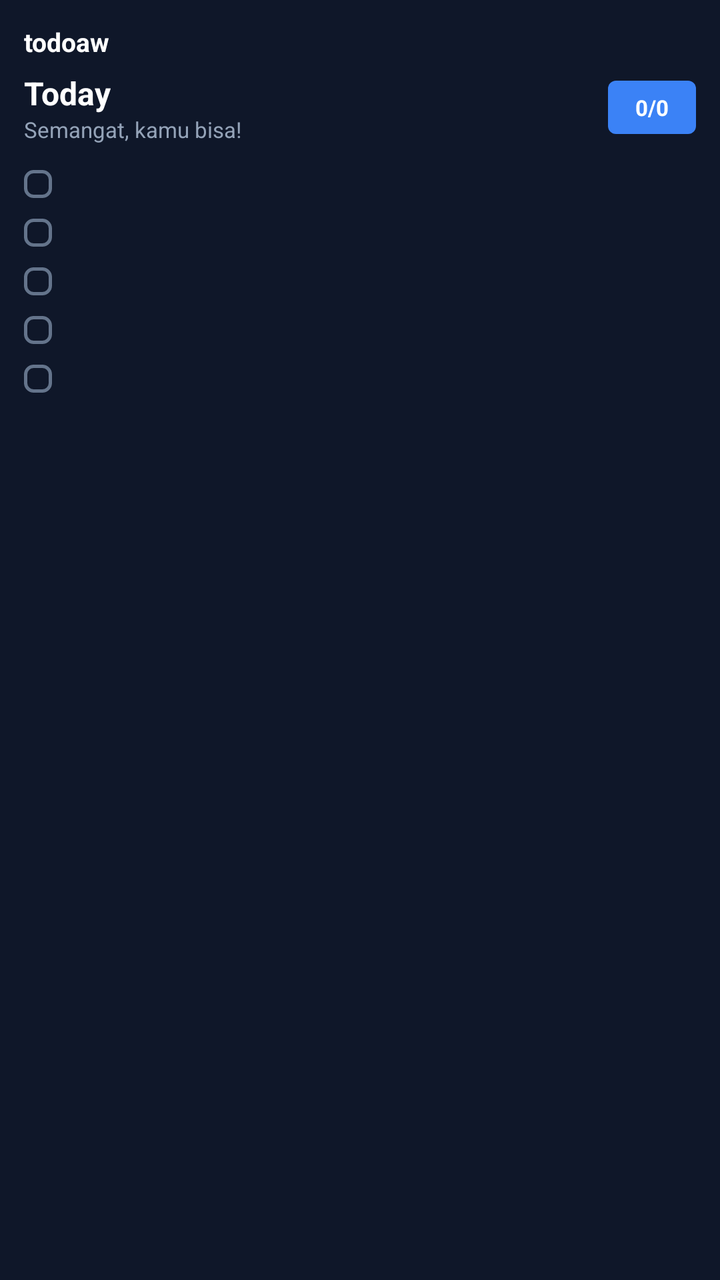
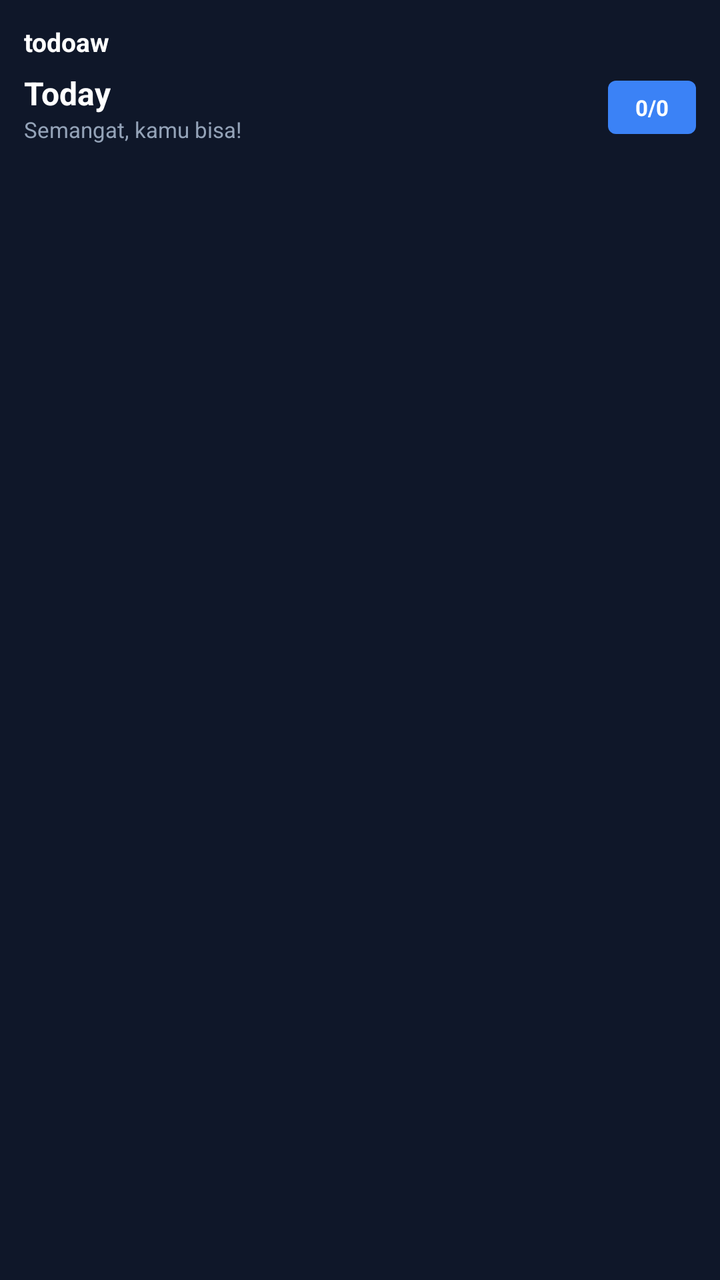

Before-and-after screenshots of an Android layout around one commit, followed by the original layout XML and the change that was made.
<!-- AndroidManifest.xml: fallback theme Theme.MaterialComponents.DayNight.NoActionBar -->
<!-- res/layout/widget_today.xml -->
<?xml version="1.0" encoding="utf-8"?>
<LinearLayout xmlns:android="http://schemas.android.com/apk/res/android"
    android:id="@+id/widget_today_root"
    android:layout_width="match_parent"
    android:layout_height="match_parent"
    android:background="#0F1729"
    android:orientation="vertical"
    android:padding="12dp">

    <LinearLayout
        android:layout_width="match_parent"
        android:layout_height="wrap_content"
        android:gravity="center_vertical"
        android:orientation="horizontal">

        <TextView
            android:id="@+id/widget_today_logo"
            android:layout_width="wrap_content"
            android:layout_height="wrap_content"
            android:text="todoaw"
            android:textColor="#FFFFFF"
            android:textSize="13sp"
            android:textStyle="bold" />

        <ImageView
            android:layout_width="0dp"
            android:layout_height="0dp"
            android:layout_weight="1" />

        <TextView
            android:id="@+id/widget_today_date"
            android:layout_width="wrap_content"
            android:layout_height="wrap_content"
            android:textColor="#94A3B8"
            android:textSize="11sp" />
    </LinearLayout>

    <LinearLayout
        android:layout_width="match_parent"
        android:layout_height="wrap_content"
        android:layout_marginTop="6dp"
        android:gravity="center_vertical"
        android:orientation="horizontal">

        <LinearLayout
            android:layout_width="0dp"
            android:layout_height="wrap_content"
            android:layout_weight="1"
            android:orientation="vertical">

            <TextView
                android:id="@+id/widget_today_title"
                android:layout_width="wrap_content"
                android:layout_height="wrap_content"
                android:text="Today"
                android:textColor="#FFFFFF"
                android:textSize="16sp"
                android:textStyle="bold" />

            <TextView
                android:id="@+id/widget_today_subtitle"
                android:layout_width="wrap_content"
                android:layout_height="wrap_content"
                android:text="Semangat, kamu bisa!"
                android:textColor="#94A3B8"
                android:textSize="11sp" />
        </LinearLayout>

        <TextView
            android:id="@+id/widget_today_progress_text"
            android:layout_width="wrap_content"
            android:layout_height="wrap_content"
            android:background="@drawable/widget_checkbox_done"
            android:gravity="center"
            android:minWidth="44dp"
            android:paddingLeft="8dp"
            android:paddingRight="8dp"
            android:paddingTop="6dp"
            android:paddingBottom="6dp"
            android:text="0/0"
            android:textColor="#FFFFFF"
            android:textSize="11sp"
            android:textStyle="bold" />
    </LinearLayout>

    <LinearLayout
        android:id="@+id/widget_today_rows"
        android:layout_width="match_parent"
        android:layout_height="0dp"
        android:layout_marginTop="8dp"
        android:layout_weight="1"
        android:orientation="vertical">

        <LinearLayout
            android:id="@+id/widget_today_row_1"
            android:layout_width="match_parent"
            android:layout_height="wrap_content"
            android:gravity="center_vertical"
            android:orientation="horizontal"
            android:paddingTop="4dp"
            android:paddingBottom="4dp">

            <ImageView
                android:id="@+id/widget_today_row_1_checkbox"
                android:layout_width="14dp"
                android:layout_height="14dp"
                android:background="@drawable/widget_checkbox_todo" />

            <TextView
                android:id="@+id/widget_today_row_1_title"
                android:layout_width="0dp"
                android:layout_height="wrap_content"
                android:layout_marginStart="8dp"
                android:layout_weight="1"
                android:ellipsize="end"
                android:maxLines="1"
                android:textColor="#FFFFFF"
                android:textSize="12sp" />

            <TextView
                android:id="@+id/widget_today_row_1_time"
                android:layout_width="wrap_content"
                android:layout_height="wrap_content"
                android:layout_marginStart="6dp"
                android:textColor="#94A3B8"
                android:textSize="11sp" />
        </LinearLayout>

        <LinearLayout
            android:id="@+id/widget_today_row_2"
            android:layout_width="match_parent"
            android:layout_height="wrap_content"
            android:gravity="center_vertical"
            android:orientation="horizontal"
            android:paddingTop="4dp"
            android:paddingBottom="4dp">

            <ImageView
                android:id="@+id/widget_today_row_2_checkbox"
                android:layout_width="14dp"
                android:layout_height="14dp"
                android:background="@drawable/widget_checkbox_todo" />

            <TextView
                android:id="@+id/widget_today_row_2_title"
                android:layout_width="0dp"
                android:layout_height="wrap_content"
                android:layout_marginStart="8dp"
                android:layout_weight="1"
                android:ellipsize="end"
                android:maxLines="1"
                android:textColor="#FFFFFF"
                android:textSize="12sp" />

            <TextView
                android:id="@+id/widget_today_row_2_time"
                android:layout_width="wrap_content"
                android:layout_height="wrap_content"
                android:layout_marginStart="6dp"
                android:textColor="#94A3B8"
                android:textSize="11sp" />
        </LinearLayout>

        <LinearLayout
            android:id="@+id/widget_today_row_3"
            android:layout_width="match_parent"
            android:layout_height="wrap_content"
            android:gravity="center_vertical"
            android:orientation="horizontal"
            android:paddingTop="4dp"
            android:paddingBottom="4dp">

            <ImageView
                android:id="@+id/widget_today_row_3_checkbox"
                android:layout_width="14dp"
                android:layout_height="14dp"
                android:background="@drawable/widget_checkbox_todo" />

            <TextView
                android:id="@+id/widget_today_row_3_title"
                android:layout_width="0dp"
                android:layout_height="wrap_content"
                android:layout_marginStart="8dp"
                android:layout_weight="1"
                android:ellipsize="end"
                android:maxLines="1"
                android:textColor="#FFFFFF"
                android:textSize="12sp" />

            <TextView
                android:id="@+id/widget_today_row_3_time"
                android:layout_width="wrap_content"
                android:layout_height="wrap_content"
                android:layout_marginStart="6dp"
                android:textColor="#94A3B8"
                android:textSize="11sp" />
        </LinearLayout>

        <LinearLayout
            android:id="@+id/widget_today_row_4"
            android:layout_width="match_parent"
            android:layout_height="wrap_content"
            android:gravity="center_vertical"
            android:orientation="horizontal"
            android:paddingTop="4dp"
            android:paddingBottom="4dp">

            <ImageView
                android:id="@+id/widget_today_row_4_checkbox"
                android:layout_width="14dp"
                android:layout_height="14dp"
                android:background="@drawable/widget_checkbox_todo" />

            <TextView
                android:id="@+id/widget_today_row_4_title"
                android:layout_width="0dp"
                android:layout_height="wrap_content"
                android:layout_marginStart="8dp"
                android:layout_weight="1"
                android:ellipsize="end"
                android:maxLines="1"
                android:textColor="#FFFFFF"
                android:textSize="12sp" />

            <TextView
                android:id="@+id/widget_today_row_4_time"
                android:layout_width="wrap_content"
                android:layout_height="wrap_content"
                android:layout_marginStart="6dp"
                android:textColor="#94A3B8"
                android:textSize="11sp" />
        </LinearLayout>

        <LinearLayout
            android:id="@+id/widget_today_row_5"
            android:layout_width="match_parent"
            android:layout_height="wrap_content"
            android:gravity="center_vertical"
            android:orientation="horizontal"
            android:paddingTop="4dp"
            android:paddingBottom="4dp">

            <ImageView
                android:id="@+id/widget_today_row_5_checkbox"
                android:layout_width="14dp"
                android:layout_height="14dp"
                android:background="@drawable/widget_checkbox_todo" />

            <TextView
                android:id="@+id/widget_today_row_5_title"
                android:layout_width="0dp"
                android:layout_height="wrap_content"
                android:layout_marginStart="8dp"
                android:layout_weight="1"
                android:ellipsize="end"
                android:maxLines="1"
                android:textColor="#FFFFFF"
                android:textSize="12sp" />

            <TextView
                android:id="@+id/widget_today_row_5_time"
                android:layout_width="wrap_content"
                android:layout_height="wrap_content"
                android:layout_marginStart="6dp"
                android:textColor="#94A3B8"
                android:textSize="11sp" />
        </LinearLayout>
    </LinearLayout>

    <TextView
        android:id="@+id/widget_today_empty"
        android:layout_width="match_parent"
        android:layout_height="wrap_content"
        android:gravity="center"
        android:padding="12dp"
        android:text="Belum ada tugas hari ini 🌿"
        android:textColor="#94A3B8"
        android:textSize="12sp"
        android:visibility="gone" />
</LinearLayout>
<!-- resources referenced by this layout -->
<resources>
  <!-- drawable widget_checkbox_done (drawable) -->
  <?xml version="1.0" encoding="utf-8"?>
  <shape xmlns:android="http://schemas.android.com/apk/res/android" android:shape="rectangle">
      <solid android:color="#3B82F6" />
      <corners android:radius="4dp" />
      <size android:width="14dp" android:height="14dp" />
  </shape>
  <!-- drawable widget_checkbox_todo (drawable) -->
  <?xml version="1.0" encoding="utf-8"?>
  <shape xmlns:android="http://schemas.android.com/apk/res/android" android:shape="rectangle">
      <solid android:color="#00000000" />
      <stroke android:width="1.5dp" android:color="#64748B" />
      <corners android:radius="4dp" />
      <size android:width="14dp" android:height="14dp" />
  </shape>
</resources>

<!-- the commit's change to res/layout/widget_today.xml (unified diff, before → after) -->
@@ -83,198 +83,31 @@
             android:textStyle="bold" />
     </LinearLayout>
 
-    <LinearLayout
-        android:id="@+id/widget_today_rows"
+    
+    <FrameLayout
         android:layout_width="match_parent"
         android:layout_height="0dp"
         android:layout_marginTop="8dp"
-        android:layout_weight="1"
-        android:orientation="vertical">
+        android:layout_weight="1">
 
-        <LinearLayout
-            android:id="@+id/widget_today_row_1"
+        <ListView
+            android:id="@+id/widget_today_list"
+            android:layout_width="match_parent"
+            android:layout_height="match_parent"
+            android:divider="@android:color/transparent"
+            android:dividerHeight="0dp"
+            android:listSelector="@android:color/transparent" />
+
+        <TextView
+            android:id="@+id/widget_today_empty"
             android:layout_width="match_parent"
             android:layout_height="wrap_content"
-            android:gravity="center_vertical"
-            android:orientation="horizontal"
-            android:paddingTop="4dp"
-            android:paddingBottom="4dp">
-
-            <ImageView
-                android:id="@+id/widget_today_row_1_checkbox"
-                android:layout_width="14dp"
-                android:layout_height="14dp"
-                android:background="@drawable/widget_checkbox_todo" />
-
-            <TextView
-                android:id="@+id/widget_today_row_1_title"
-                android:layout_width="0dp"
-                android:layout_height="wrap_content"
-                android:layout_marginStart="8dp"
-                android:layout_weight="1"
-                android:ellipsize="end"
-                android:maxLines="1"
-                android:textColor="#FFFFFF"
-                android:textSize="12sp" />
-
-            <TextView
-                android:id="@+id/widget_today_row_1_time"
-                android:layout_width="wrap_content"
-                android:layout_height="wrap_content"
-                android:layout_marginStart="6dp"
-                android:textColor="#94A3B8"
-                android:textSize="11sp" />
-        </LinearLayout>
-
-        <LinearLayout
-            android:id="@+id/widget_today_row_2"
-            android:layout_width="match_parent"
-            android:layout_height="wrap_content"
-            android:gravity="center_vertical"
-            android:orientation="horizontal"
-            android:paddingTop="4dp"
-            android:paddingBottom="4dp">
-
-            <ImageView
-                android:id="@+id/widget_today_row_2_checkbox"
-                android:layout_width="14dp"
-                android:layout_height="14dp"
-                android:background="@drawable/widget_checkbox_todo" />
-
-            <TextView
-                android:id="@+id/widget_today_row_2_title"
-                android:layout_width="0dp"
-                android:layout_height="wrap_content"
-                android:layout_marginStart="8dp"
-                android:layout_weight="1"
-                android:ellipsize="end"
-                android:maxLines="1"
-                android:textColor="#FFFFFF"
-                android:textSize="12sp" />
-
-            <TextView
-                android:id="@+id/widget_today_row_2_time"
-                android:layout_width="wrap_content"
-                android:layout_height="wrap_content"
-                android:layout_marginStart="6dp"
-                android:textColor="#94A3B8"
-                android:textSize="11sp" />
-        </LinearLayout>
-
-        <LinearLayout
-            android:id="@+id/widget_today_row_3"
-            android:layout_width="match_parent"
-            android:layout_height="wrap_content"
-            android:gravity="center_vertical"
-            android:orientation="horizontal"
-            android:paddingTop="4dp"
-            android:paddingBottom="4dp">
-
-            <ImageView
-                android:id="@+id/widget_today_row_3_checkbox"
-                android:layout_width="14dp"
-                android:layout_height="14dp"
-                android:background="@drawable/widget_checkbox_todo" />
-
-            <TextView
-                android:id="@+id/widget_today_row_3_title"
-                android:layout_width="0dp"
-                android:layout_height="wrap_content"
-                android:layout_marginStart="8dp"
-                android:layout_weight="1"
-                android:ellipsize="end"
-                android:maxLines="1"
-                android:textColor="#FFFFFF"
-                android:textSize="12sp" />
-
-            <TextView
-                android:id="@+id/widget_today_row_3_time"
-                android:layout_width="wrap_content"
-                android:layout_height="wrap_content"
-                android:layout_marginStart="6dp"
-                android:textColor="#94A3B8"
-                android:textSize="11sp" />
-        </LinearLayout>
-
-        <LinearLayout
-            android:id="@+id/widget_today_row_4"
-            android:layout_width="match_parent"
-            android:layout_height="wrap_content"
-            android:gravity="center_vertical"
-            android:orientation="horizontal"
-            android:paddingTop="4dp"
-            android:paddingBottom="4dp">
-
-            <ImageView
-                android:id="@+id/widget_today_row_4_checkbox"
-                android:layout_width="14dp"
-                android:layout_height="14dp"
-                android:background="@drawable/widget_checkbox_todo" />
-
-            <TextView
-                android:id="@+id/widget_today_row_4_title"
-                android:layout_width="0dp"
-                android:layout_height="wrap_content"
-                android:layout_marginStart="8dp"
-                android:layout_weight="1"
-                android:ellipsize="end"
-                android:maxLines="1"
-                android:textColor="#FFFFFF"
-                android:textSize="12sp" />
-
-            <TextView
-                android:id="@+id/widget_today_row_4_time"
-                android:layout_width="wrap_content"
-                android:layout_height="wrap_content"
-                android:layout_marginStart="6dp"
-                android:textColor="#94A3B8"
-                android:textSize="11sp" />
-        </LinearLayout>
-
-        <LinearLayout
-            android:id="@+id/widget_today_row_5"
-            android:layout_width="match_parent"
-            android:layout_height="wrap_content"
-            android:gravity="center_vertical"
-            android:orientation="horizontal"
-            android:paddingTop="4dp"
-            android:paddingBottom="4dp">
-
-            <ImageView
-                android:id="@+id/widget_today_row_5_checkbox"
-                android:layout_width="14dp"
-                android:layout_height="14dp"
-                android:background="@drawable/widget_checkbox_todo" />
-
-            <TextView
-                android:id="@+id/widget_today_row_5_title"
-                android:layout_width="0dp"
-                android:layout_height="wrap_content"
-                android:layout_marginStart="8dp"
-                android:layout_weight="1"
-                android:ellipsize="end"
-                android:maxLines="1"
-                android:textColor="#FFFFFF"
-                android:textSize="12sp" />
-
-            <TextView
-                android:id="@+id/widget_today_row_5_time"
-                android:layout_width="wrap_content"
-                android:layout_height="wrap_content"
-                android:layout_marginStart="6dp"
-                android:textColor="#94A3B8"
-                android:textSize="11sp" />
-        </LinearLayout>
-    </LinearLayout>
-
-    <TextView
-        android:id="@+id/widget_today_empty"
-        android:layout_width="match_parent"
-        android:layout_height="wrap_content"
-        android:gravity="center"
-        android:padding="12dp"
-        android:text="Belum ada tugas hari ini 🌿"
-        android:textColor="#94A3B8"
-        android:textSize="12sp"
-        android:visibility="gone" />
+            android:layout_gravity="center"
+            android:gravity="center"
+            android:padding="12dp"
+            android:text="Belum ada tugas hari ini 🌿"
+            android:textColor="#94A3B8"
+            android:textSize="12sp"
+            android:visibility="gone" />
+    </FrameLayout>
 </LinearLayout>
<!-- resource entries referenced after the edit -->
@@ -7,13 +7,5 @@
       <corners android:radius="4dp" />
       <size android:width="14dp" android:height="14dp" />
   </shape>
-  <!-- drawable widget_checkbox_todo (drawable) -->
-  <?xml version="1.0" encoding="utf-8"?>
-  <shape xmlns:android="http://schemas.android.com/apk/res/android" android:shape="rectangle">
-      <solid android:color="#00000000" />
-      <stroke android:width="1.5dp" android:color="#64748B" />
-      <corners android:radius="4dp" />
-      <size android:width="14dp" android:height="14dp" />
-  </shape>
 </resources>
 
